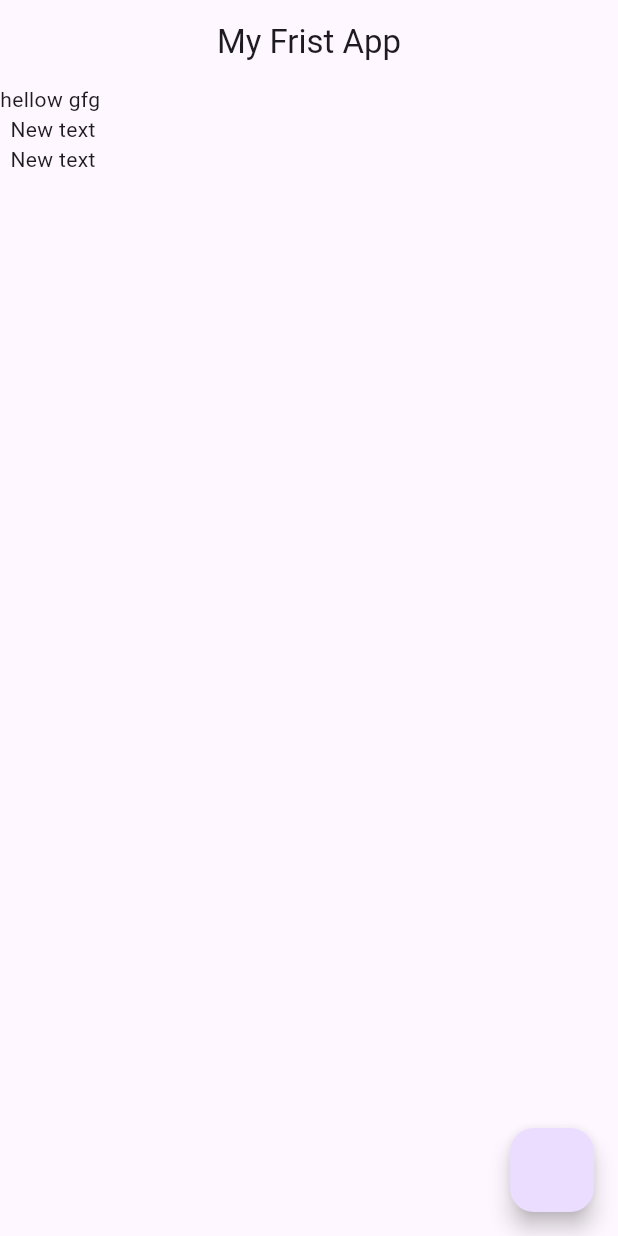
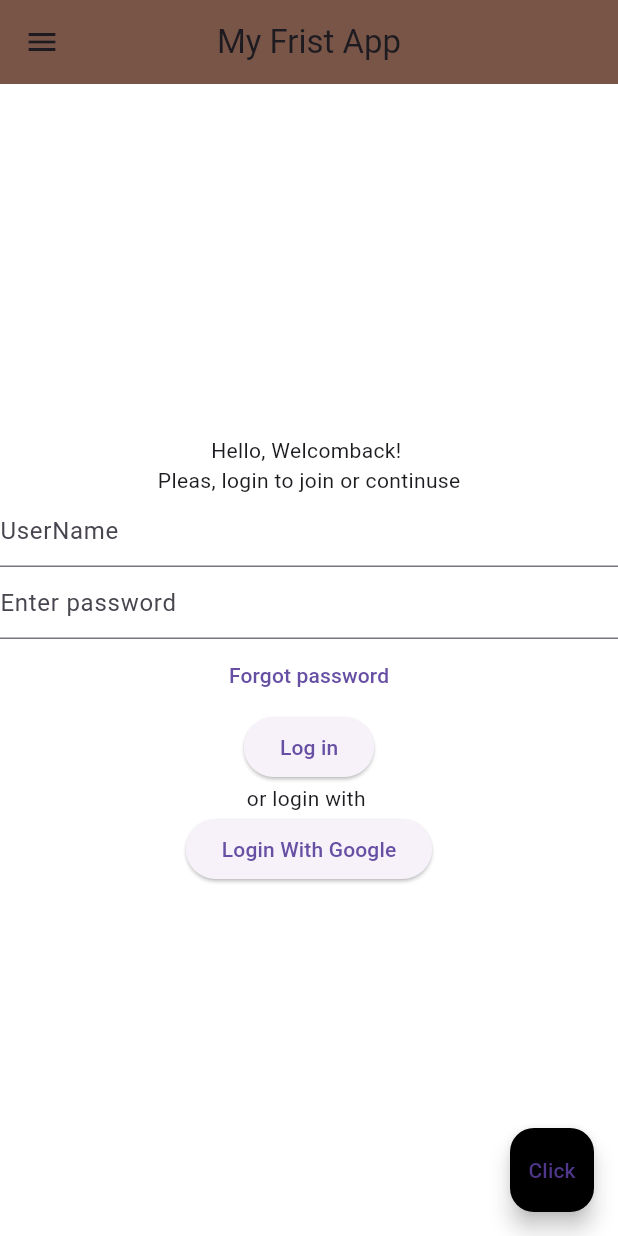
Before and after one commit to Eric-Study-369/Flutter-Tutorial-, a Flutter app: the screen it shows after launch, on a phone screen of 412 x 824 dp. Run offline on Flutter 3.47's test engine with Material 3 defaults, Android fonts, the phone set to English and light mode, and no system bars.

Commit message:
add file

```diff
--- a/lib/main.dart
+++ b/lib/main.dart
@@ -17,57 +17,55 @@ class Home extends StatelessWidget {
   @override
   Widget build(context){
     return Scaffold(
+      backgroundColor: Colors.white,
+     drawer: Container(
+          width: 400,
+          height: 500,
+          color: Colors.white,
+      ),
       appBar: AppBar(
        title: Text('My Frist App'),
+       backgroundColor: Colors.brown,
         centerTitle: true,
       ),
       floatingActionButton: FloatingActionButton(
         onPressed: (){
-          Navigator.push(context, MaterialPageRoute(builder: (context) => SecondScreen()));
+          //Navigator.push(context, MaterialPageRoute(builder: (context) => SecondScreen()));
         },
+        child: Text('Click'),
+        backgroundColor: Colors.black,
+
+
       ),
       body: Column(
+
+        mainAxisAlignment: MainAxisAlignment.center,
         children: [
-          Text('hellow gfg '),
-          Text('New text'),
-          Text('New text'),
+          Text('Hello, Welcomback! '),
+          Text('Pleas, login to join or continuse'),
+          TextField(
+            decoration: InputDecoration(hintText: 'UserName'),
+          ),
+          TextField(
+            decoration: InputDecoration(hintText: 'Enter password'),
+            ),
+          TextButton(onPressed: (){
+              print('forgot pasword is Chlicked');
+              //Text('show data ');
+          }, child: Text('Forgot password')),
+          ElevatedButton(
+            onPressed: (){
+              print('login si chekeds');
+            },
+            child: Text('Log in')),
+            Text('or login with '),
+
+            ElevatedButton(onPressed: (){
+              print('login with google cleck');
+            }, child: Text('Login With Google')),
         ],
       )
 
     );
   }
 }
-
-class SecondScreen extends StatelessWidget{
-
-  @override
-  Widget build(context){
-    return Scaffold(
-      appBar: AppBar(
-       title: Text('My Secondd App'),
-        centerTitle: true,
-      ),
-      floatingActionButton: FloatingActionButton(
-        onPressed: (){
-
-        },
-      ),
-      body: Column(
-        children: [
-          Text('hellow gfg '),
-          Text('New text'),
-          Text('New text'),
-          Text('New text'),
-          Text('New text'),
-          Text('New text'),
-          Text('New text'),
-          Text('New text'),
-          Text('New text'),
-          Text('New text'),
-          Text('New text'),
-        ],
-      )
-
-    );
-  }
-}
```
Also changed, not shown: assets/image/facebook.png (added), assets/image/google.png (added).
